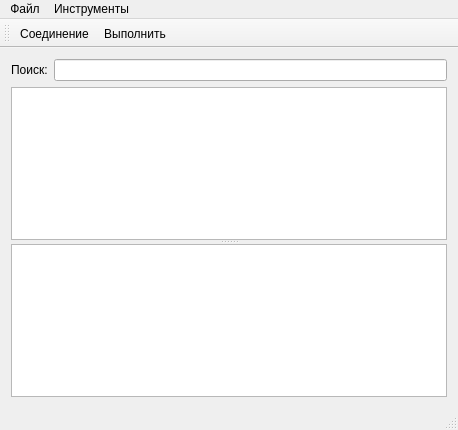
Above: mainwindow.ui from rdnvndr/unireftest before the change. Below: the same form after it.
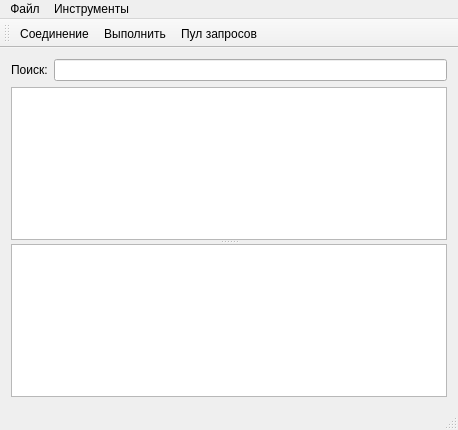
That is the form after the change. Icons and pictures are not drawn.

Commit message: Добавлено отображение состояния пула запросов

```diff
--- a/mainwindow.ui
+++ b/mainwindow.ui
@@ -99,6 +99,7 @@
    </attribute>
    <addaction name="connectAction"/>
    <addaction name="runAction"/>
+   <addaction name="poolAction"/>
   </widget>
   <widget class="QStatusBar" name="statusBar"/>
   <action name="runAction">
@@ -139,6 +140,15 @@
     <string>Показать запрос</string>
    </property>
   </action>
+  <action name="poolAction">
+   <property name="icon">
+    <iconset resource="qrc.qrc">
+     <normaloff>:/pool</normaloff>:/pool</iconset>
+   </property>
+   <property name="text">
+    <string>Пул запросов</string>
+   </property>
+  </action>
  </widget>
  <layoutdefault spacing="6" margin="11"/>
  <resources>
```
Left out of the diff: 2 changed lines with no effect on the pictures. The commit also changes 4 other files.
